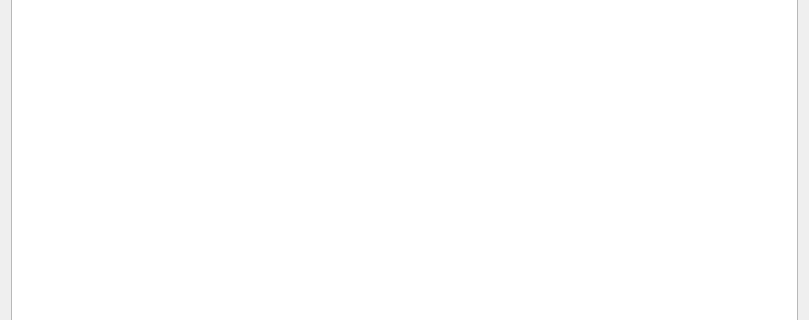
Old version of the form mainwindow.ui in the repository PavloSolntsev/solxd; both pictures show x 0 to 809 and y 119 to 439 of the 809 by 532 pixel window.
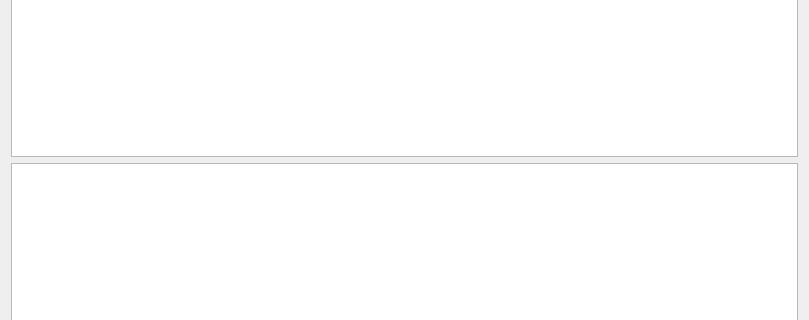
New version of the form. Icons and pictures are not drawn. Custom widgets are drawn as their Qt base class.

```diff
--- a/mainwindow.ui
+++ b/mainwindow.ui
@@ -26,6 +26,9 @@
       </property>
      </widget>
     </item>
+    <item>
+     <widget class="QTreeView" name="treeView"/>
+    </item>
    </layout>
   </widget>
   <widget class="QToolBar" name="mainToolBar">
```
